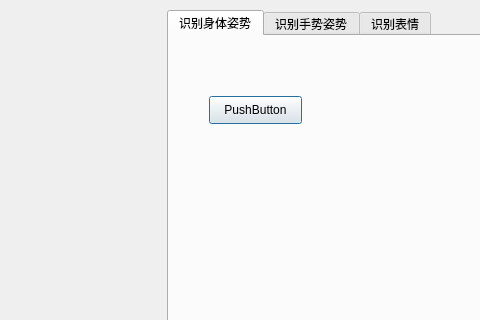
jienow/AiHomeWork, file ui/untitled.ui: the form before one commit; both pictures show x 233 to 713 and y 0 to 320 of the 884 by 545 pixel window.
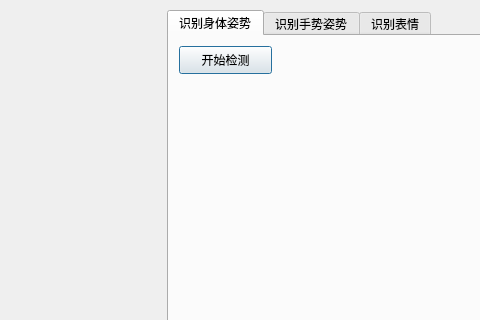
The form after the commit. The open tabs and pages were chosen to show the change.

What changed in the file:
```diff
--- a/ui/untitled.ui
+++ b/ui/untitled.ui
@@ -32,17 +32,30 @@
     <attribute name="title">
      <string>识别身体姿势</string>
     </attribute>
-    <widget class="QPushButton" name="pushButton">
+    <widget class="QPushButton" name="body_shibie">
      <property name="geometry">
       <rect>
-       <x>40</x>
-       <y>60</y>
+       <x>10</x>
+       <y>10</y>
        <width>93</width>
        <height>28</height>
       </rect>
      </property>
      <property name="text">
-      <string>PushButton</string>
+      <string>开始检测</string>
+     </property>
+    </widget>
+    <widget class="QLabel" name="BodyResult">
+     <property name="geometry">
+      <rect>
+       <x>30</x>
+       <y>50</y>
+       <width>421</width>
+       <height>381</height>
+      </rect>
+     </property>
+     <property name="text">
+      <string/>
      </property>
     </widget>
    </widget>
@@ -50,6 +63,19 @@
     <attribute name="title">
      <string>识别手势姿势</string>
     </attribute>
+    <widget class="QPushButton" name="pushButton">
+     <property name="geometry">
+      <rect>
+       <x>10</x>
+       <y>10</y>
+       <width>93</width>
+       <height>28</height>
+      </rect>
+     </property>
+     <property name="text">
+      <string>开始识别</string>
+     </property>
+    </widget>
    </widget>
    <widget class="QWidget" name="tab_3">
     <attribute name="title">
```
Left out of the diff: 13 changed lines with no effect on the pictures.
